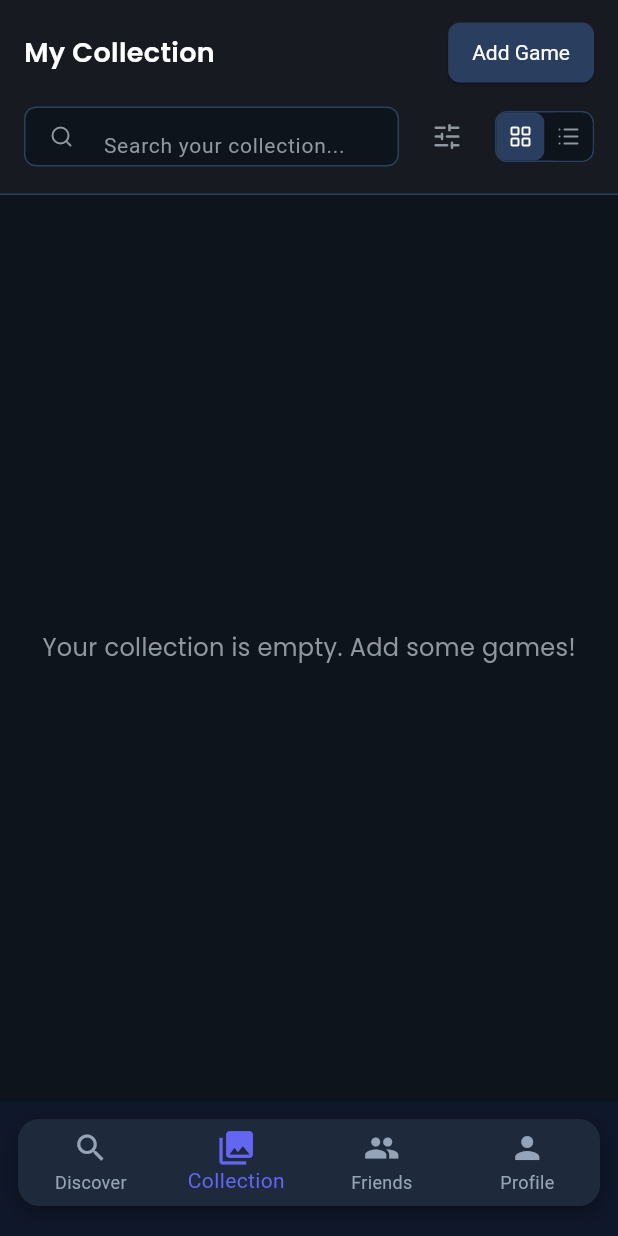
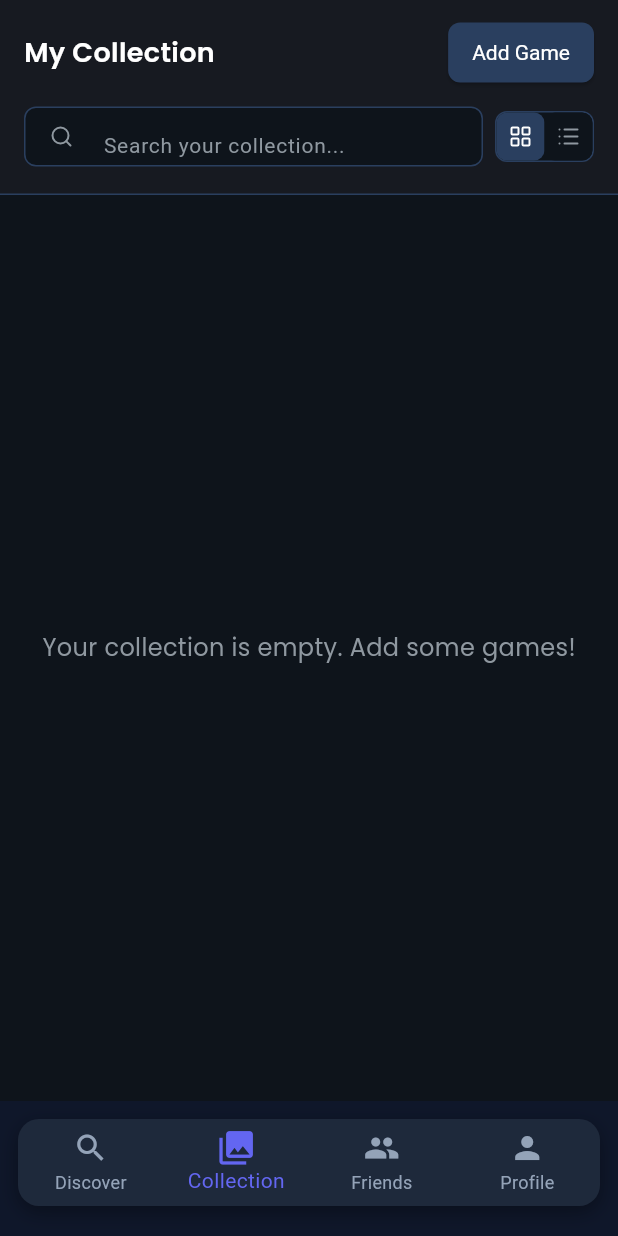
Before and after one commit to Redorin/boardgamebuddy, a Flutter app: the screen it shows once a user with an empty profile is signed in, item 2 of the bottom bar chosen, on a phone screen of 412 x 824 dp. Run offline on Flutter 3.47's test engine with Material 3 defaults, Android fonts, the phone set to English and light mode, and no system bars; our stand-ins replace cloud_firestore, firebase_auth, firebase_core, geolocator, google_fonts, lucide_icons and 1 more; accounts and stored records are empty.

Commit message:
removed unused/unneccessary buttons

```diff
--- a/lib/pages/my_collection.dart
+++ b/lib/pages/my_collection.dart
@@ -250,17 +250,8 @@ class _MyCollectionPageState extends State<MyCollectionPage> {
                   height: 40,
                   child: Row(
                     children: [
-                      IconButton(
-                        onPressed: () {},
-                        icon: const Icon(
-                          LucideIcons.slidersHorizontal,
-                          size: 20,
-                          color: grayText,
-                        ),
-                        padding: EdgeInsets.zero,
-                        constraints: const BoxConstraints(),
-                      ),
-                      const SizedBox(width: 8),
+                      // REMOVED: IconButton (Filter/Sliders) was here
+
                       Container(
                         decoration: BoxDecoration(
                           color: inputBg,
```
Also changed, not shown: lib/pages/profile_page.dart (+3 -38 lines).
